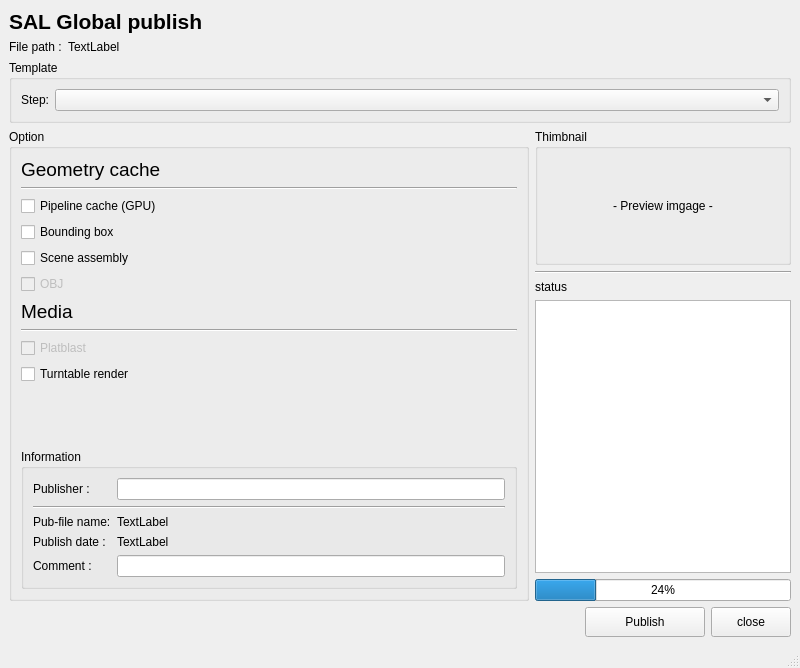
Above: ui/Maya_GlobalPublish.ui from Shayen/sal_pipeline before the change. Below: the same form after it.
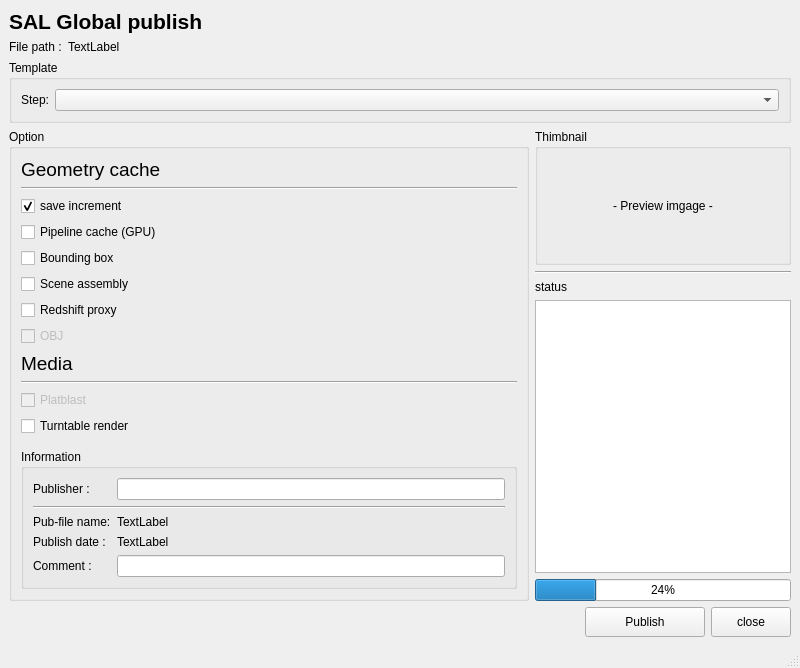
That is the form after the change.

Commit message: add saveIncrement and rsProxy option

```diff
--- a/ui/Maya_GlobalPublish.ui
+++ b/ui/Maya_GlobalPublish.ui
@@ -111,6 +111,16 @@
              </property>
             </widget>
            </item>
+           <item>
+            <widget class="QCheckBox" name="checkBox_incrementSave">
+             <property name="text">
+              <string>save increment</string>
+             </property>
+             <property name="checked">
+              <bool>true</bool>
+             </property>
+            </widget>
+           </item>
            <item>
             <widget class="QCheckBox" name="GPU_checkBox">
              <property name="enabled">
@@ -138,6 +148,13 @@
              </property>
             </widget>
            </item>
+           <item>
+            <widget class="QCheckBox" name="RSProxy_checkBox">
+             <property name="text">
+              <string>Redshift proxy</string>
+             </property>
+            </widget>
+           </item>
            <item>
             <widget class="QCheckBox" name="obj_checkBox">
              <property name="enabled">
```
